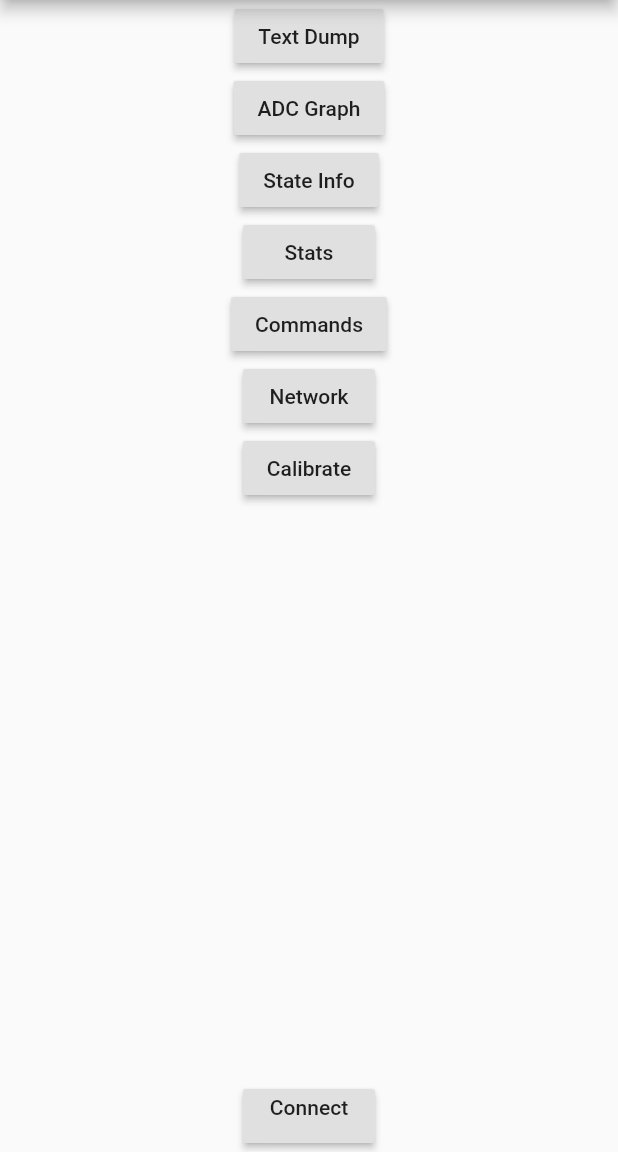
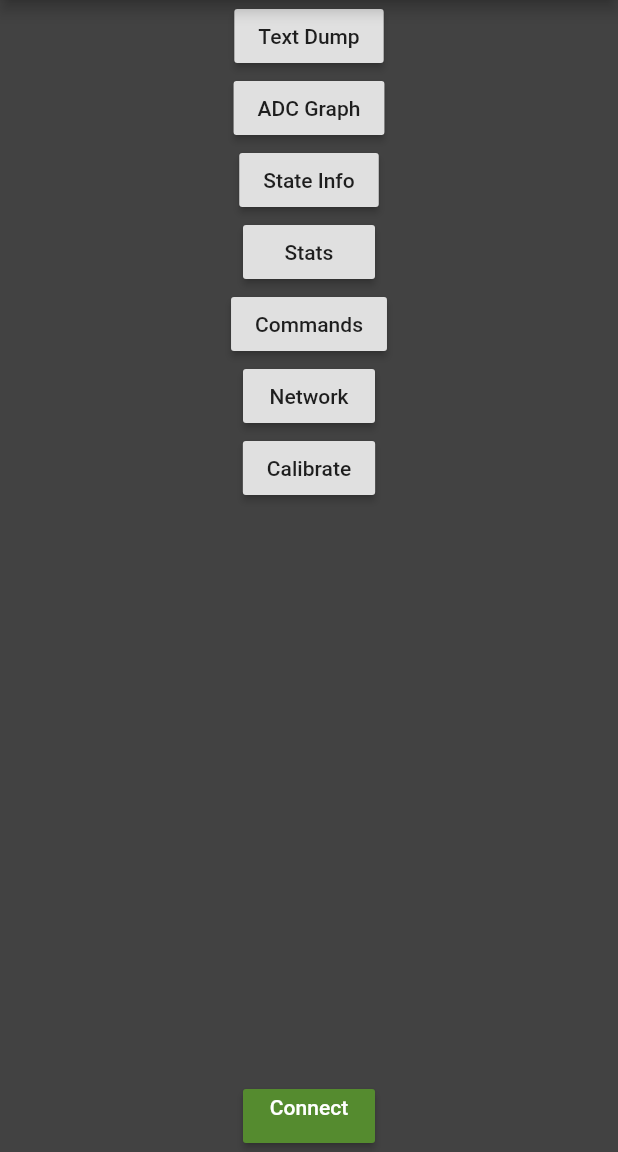
Before and after one commit to enrique-ramkissoon/esp32_diagnostics_app, a Flutter app: the screen it shows after launch, on a phone screen of 412 x 824 dp, the part 84-1236 px from its top. Run offline on Flutter 3.47's test engine with Material 2 defaults, Android fonts, the phone set to English and light mode, and no system bars; our stand-ins replace charts_flutter, flutter_blue.

Commit message:
Edit Colors of connect button and background of main

```diff
--- a/lib/main.dart
+++ b/lib/main.dart
@@ -58,6 +58,8 @@ class HomeRouteState extends State<HomeRoute>{
       appBar: AppBar(
         title: Text('ESP32 Diagnostics App')
       ),
+
+      backgroundColor: Colors.grey[800],
 
       body: Center(
         child: Column(
@@ -123,6 +125,10 @@ class HomeRouteState extends State<HomeRoute>{
                 ]
               ),
 
+              color: Colors.lightGreen[800],
+              splashColor: Colors.green[800],
+              textColor: Colors.white,
+
               onPressed: (){
                 Navigator.of(context).pushNamed('/connect',arguments: ConnectRouteArgs(setConnectionInfo,setConnectionService,setConnectionChars));
               }
```
